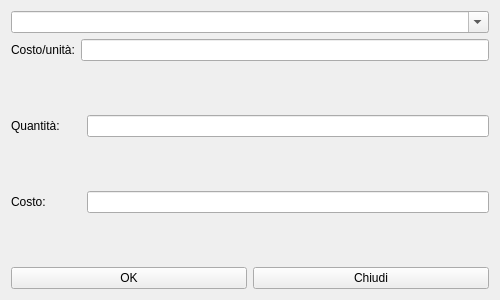
This is hcalcolo_costi_item_set.ui in fblabs/hamlet-mod-sancon as Qt 5 draws it before an edit. The edited form follows.
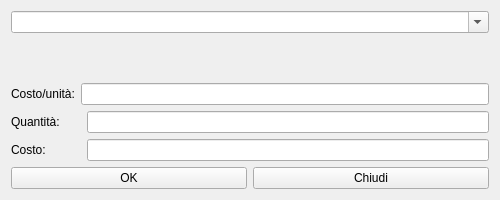
This is the edited form. Icons and pictures are not drawn.

Diff of the .ui file:
```diff
--- a/hcalcolo_costi_item_set.ui
+++ b/hcalcolo_costi_item_set.ui
@@ -7,7 +7,7 @@
     <x>0</x>
     <y>0</y>
     <width>500</width>
-    <height>300</height>
+    <height>200</height>
    </rect>
   </property>
   <property name="windowTitle">
@@ -24,6 +24,19 @@
      </property>
     </widget>
    </item>
+   <item>
+    <spacer name="verticalSpacer">
+     <property name="orientation">
+      <enum>Qt::Vertical</enum>
+     </property>
+     <property name="sizeHint" stdset="0">
+      <size>
+       <width>20</width>
+       <height>40</height>
+      </size>
+     </property>
+    </spacer>
+   </item>
    <item>
     <layout class="QFormLayout" name="formLayout">
      <item row="0" column="0">
```
Left out of the diff: 2 changed lines with no effect on the pictures.
